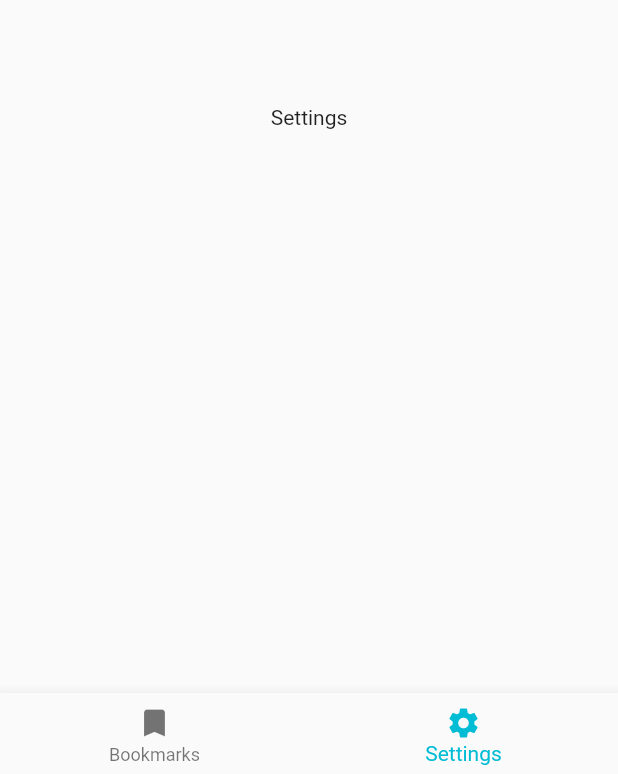
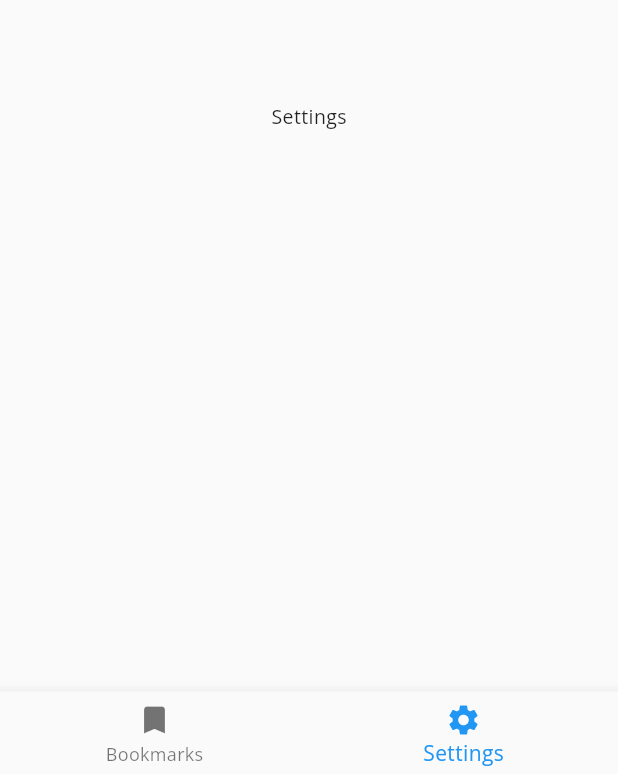
Before and after one commit to marcaureln/meditations, a Flutter app: the screen it shows after launch, item 2 of the bottom bar chosen, on a phone screen of 412 x 824 dp. Shown: the part 459-1233 px from the top of the screen. Run offline on Flutter 3.47's test engine with Material 2 defaults, Android fonts, the phone set to English and light mode, and no system bars; our stand-ins replace google_fonts.

Commit message:
add text theme

```diff
--- /dev/null
+++ b/lib/theme/text.dart
@@ -0,0 +1,29 @@
+import 'package:flutter/material.dart';
+import 'package:google_fonts/google_fonts.dart';
+
+TextTheme myTextTheme = TextTheme(
+  headline1: GoogleFonts.ptSerif(
+      fontSize: 99, fontWeight: FontWeight.w300, letterSpacing: -1.5),
+  headline2: GoogleFonts.ptSerif(
+      fontSize: 62, fontWeight: FontWeight.w300, letterSpacing: -0.5),
+  headline3: GoogleFonts.ptSerif(fontSize: 49, fontWeight: FontWeight.w400),
+  headline4: GoogleFonts.ptSerif(
+      fontSize: 35, fontWeight: FontWeight.w400, letterSpacing: 0.25),
+  headline5: GoogleFonts.ptSerif(fontSize: 25, fontWeight: FontWeight.w400),
+  headline6: GoogleFonts.ptSerif(
+      fontSize: 21, fontWeight: FontWeight.w500, letterSpacing: 0.15),
+  subtitle1: GoogleFonts.ptSerif(
+      fontSize: 16, fontWeight: FontWeight.w400, letterSpacing: 0.15),
+  subtitle2: GoogleFonts.ptSerif(
+      fontSize: 14, fontWeight: FontWeight.w500, letterSpacing: 0.1),
+  bodyText1: GoogleFonts.openSans(
+      fontSize: 15, fontWeight: FontWeight.w400, letterSpacing: 0.5),
+  bodyText2: GoogleFonts.openSans(
+      fontSize: 13, fontWeight: FontWeight.w400, letterSpacing: 0.25),
+  button: GoogleFonts.openSans(
+      fontSize: 13, fontWeight: FontWeight.w500, letterSpacing: 1.25),
+  caption: GoogleFonts.openSans(
+      fontSize: 12, fontWeight: FontWeight.w400, letterSpacing: 0.4),
+  overline: GoogleFonts.openSans(
+      fontSize: 10, fontWeight: FontWeight.w400, letterSpacing: 1.5),
+);
--- a/lib/views/bookmarks.dart
+++ b/lib/views/bookmarks.dart
@@ -7,8 +7,19 @@ class Bookmarks extends StatefulWidget {
 class _BookmarksState extends State<Bookmarks> {
   @override
   Widget build(BuildContext context) {
-    return Center(
-      child: Text('Bookmarks'),
+    return Scaffold(
+      body: Center(
+        child: Text(
+          'Bookmarks',
+          style: Theme.of(context).textTheme.headline6,
+        ),
+      ),
+      floatingActionButton: FloatingActionButton(
+        child: Icon(Icons.add),
+        onPressed: addQuote,
+      ),
     );
   }
+
+  void addQuote() {}
 }
--- a/lib/views/home.dart
+++ b/lib/views/home.dart
@@ -22,7 +22,6 @@ class _MyHomeState extends State<MyHome> {
   @override
   Widget build(BuildContext context) {
     return Scaffold(
-      // appBar: MyAppBar,
       body: _views[_selectedIndex],
       bottomNavigationBar: BottomNavigationBar(
         items: [
@@ -32,7 +31,6 @@ class _MyHomeState extends State<MyHome> {
               icon: Icon(Icons.settings), label: 'Settings'),
         ],
         currentIndex: _selectedIndex,
-        selectedItemColor: Colors.cyan,
         onTap: _onItemTapped,
       ),
     );
--- a/lib/widgets/app.dart
+++ b/lib/widgets/app.dart
@@ -1,6 +1,7 @@
 import 'package:flutter/material.dart';
 
 import 'package:stoic/views/home.dart';
+import 'package:stoic/theme/text.dart';
 
 class MyApp extends StatelessWidget {
   @override
@@ -13,6 +14,7 @@ class MyApp extends StatelessWidget {
       routes: {
         '/': (context) => MyHome(),
       },
+      theme: ThemeData(textTheme: myTextTheme),
     );
   }
 }
--- a/pubspec.yaml
+++ b/pubspec.yaml
@@ -32,6 +32,7 @@ dependencies:
 dev_dependencies:
   flutter_test:
     sdk: flutter
+  google_fonts: ^1.1.1
 
 # For information on the generic Dart part of this file, see the
 # following page: https://dart.dev/tools/pub/pubspec
@@ -45,7 +46,8 @@ flutter:
   uses-material-design: true
 
   # To add assets to your application, add an assets section, like this:
-  # assets:
+  assets:
+    - assets/google_fonts/
   #   - images/a_dot_burr.jpeg
   #   - images/a_dot_ham.jpeg
 
```
Also changed, not shown: assets/google_fonts/OpenSans-Bold.ttf (added), assets/google_fonts/OpenSans-BoldItalic.ttf (added), assets/google_fonts/OpenSans-ExtraBold.ttf (added), assets/google_fonts/OpenSans-ExtraBoldItalic.ttf (added), assets/google_fonts/OpenSans-Italic.ttf (added), assets/google_fonts/OpenSans-Light.ttf (added), assets/google_fonts/OpenSans-LightItalic.ttf (added), assets/google_fonts/OpenSans-Regular.ttf (added), assets/google_fonts/OpenSans-SemiBold.ttf (added), assets/google_fonts/OpenSans-SemiBoldItalic.ttf (added), assets/google_fonts/PTSerif-Bold.ttf (added), assets/google_fonts/PTSerif-BoldItalic.ttf (added), assets/google_fonts/PTSerif-Italic.ttf (added), assets/google_fonts/PTSerif-Regular.ttf (added), 1 more files.
